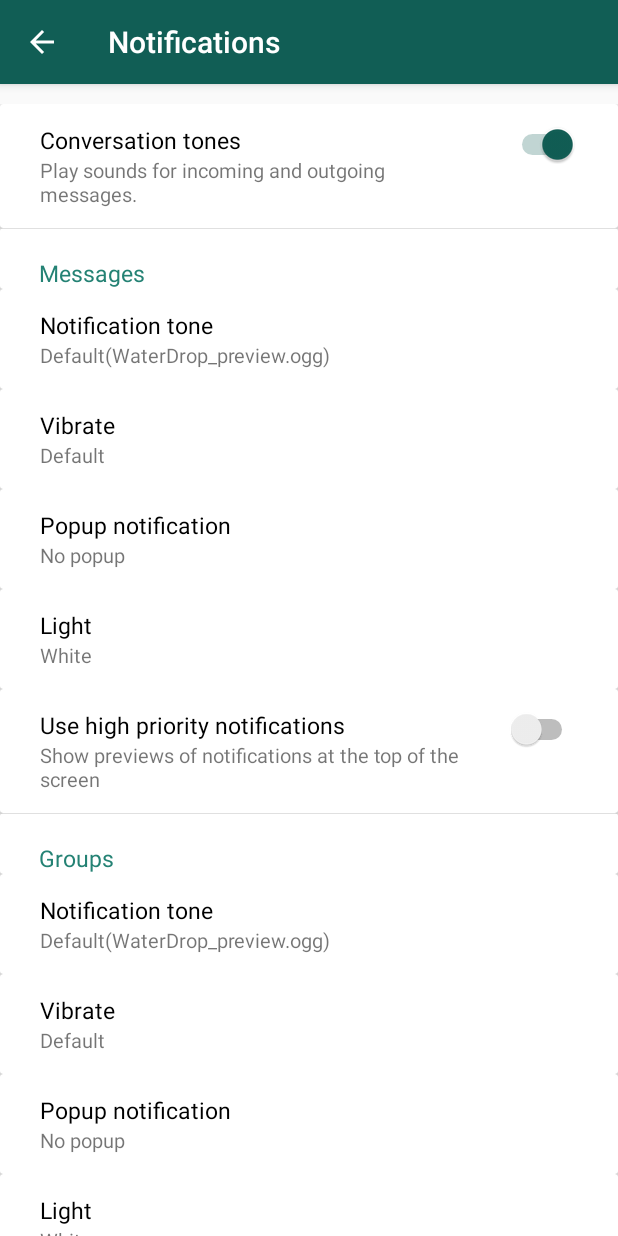
After one commit to dilipmanna/WhatsAppDesign, an Android app: the NotificationsSettingActivity screen opened directly, with no data from a screen before it, on a phone screen of 412 x 824 dp. The commit adds this screen. Run offline under Robolectric (Android 15) with nearby library versions, the phone set to English and light mode, and no system bars; our stand-ins replace sdp/ssp sizes.

Commit message:
Whatsapp notification setting page design

```diff
--- a/app/src/main/java/com/example/whatsapp/activities/SettingActivity.kt
+++ b/app/src/main/java/com/example/whatsapp/activities/SettingActivity.kt
@@ -24,6 +24,11 @@ class SettingActivity : AppCompatActivity() {
             startActivity(settingIntent)
             overridePendingTransition(R.anim.slide_in_right,R.anim.slide_out_left)
         }
+        btn_notification_setting.setOnClickListener {
+            val settingIntent = Intent(this,NotificationsSettingActivity::class.java)
+            startActivity(settingIntent)
+            overridePendingTransition(R.anim.slide_in_right,R.anim.slide_out_left)
+        }
 
     }
 
--- /dev/null
+++ b/app/src/main/java/com/example/whatsapp/adapters/NotificationAdapter.kt
@@ -0,0 +1,83 @@
+package com.example.whatsapp.adapters
+
+import android.view.LayoutInflater
+import android.view.View
+import android.view.ViewGroup
+import android.widget.Button
+import android.widget.Switch
+import android.widget.TextView
+import androidx.recyclerview.widget.RecyclerView
+import com.example.whatsapp.R
+import com.example.whatsapp.models.NotificationSettingModel
+import kotlinx.android.synthetic.main.notification_setting_divider_item.view.*
+import kotlinx.android.synthetic.main.notification_setting_item.view.*
+import kotlinx.android.synthetic.main.notification_setting_item.view.tv_title
+
+class NotificationAdapter():RecyclerView.Adapter<RecyclerView.ViewHolder>() {
+
+    var OnItemClick:((NotificationSettingModel, Int) -> Unit)?=null
+    var mNotificationSettingList:List<NotificationSettingModel> = ArrayList()
+
+    fun setNotificationSettingList(_notificationSettingList:List<NotificationSettingModel>){
+        this.mNotificationSettingList = _notificationSettingList
+        notifyDataSetChanged()
+    }
+    override fun onCreateViewHolder(parent: ViewGroup, viewType: Int): RecyclerView.ViewHolder {
+        if(viewType == 1 )
+        {
+            val view = LayoutInflater.from(parent.context).inflate(R.layout.notification_setting_item,parent,false)
+            return MyViewHolder(view)
+
+        }
+        else
+        {
+            val view = LayoutInflater.from(parent.context).inflate(R.layout.notification_setting_divider_item,parent,false)
+            return MyViewHolderHeader(view)
+        }
+    }
+
+    override fun getItemCount(): Int = mNotificationSettingList.size
+
+    override fun getItemViewType(position: Int): Int {
+        if(position == 1 || position == 7 || position == 13)
+            return 2
+        else
+            return 1
+    }
+    override fun onBindViewHolder(holder: RecyclerView.ViewHolder, position: Int) {
+        if(position == 1 || position == 7  || position == 13 ){
+            val myViewHolder: MyViewHolderHeader = holder as MyViewHolderHeader
+            myViewHolder.tv_title.text = mNotificationSettingList[position].title
+        }
+        else{
+            val myViewHolder: MyViewHolder = holder as MyViewHolder
+            myViewHolder.tv_title.text = mNotificationSettingList[position].title
+            myViewHolder.tv_desc.text = mNotificationSettingList[position].description
+            if(mNotificationSettingList[position].isSwitch){
+                myViewHolder.notification_switch.visibility = View.VISIBLE
+                myViewHolder.notification_switch.isChecked = mNotificationSettingList[position].isSwitchOn
+            }
+            else{
+                myViewHolder.notification_switch.visibility = View.GONE
+            }
+        }
+    }
+
+    inner class MyViewHolder(itemView: View): RecyclerView.ViewHolder(itemView){
+
+        var tv_title: TextView = itemView.tv_title
+        var tv_desc: TextView = itemView.tv_desc
+        var notification_switch: Switch = itemView.notification_switch
+        var btn_notification_setting: Button = itemView.btn_notification_setting
+
+        init {
+            btn_notification_setting.setOnClickListener {
+                OnItemClick?.invoke(mNotificationSettingList[adapterPosition],adapterPosition)
+            }
+        }
+
+    }
+    inner class MyViewHolderHeader(itemView:View): RecyclerView.ViewHolder(itemView) {
+        val tv_title : TextView = itemView.tv_title
+    }
+}
--- /dev/null
+++ b/app/src/main/java/com/example/whatsapp/models/NotificationSettingModel.kt
@@ -0,0 +1,8 @@
+package com.example.whatsapp.models
+
+data class NotificationSettingModel (
+    val title:String,
+    var description:String,
+    val isSwitch:Boolean,
+    val isSwitchOn:Boolean
+)
--- /dev/null
+++ b/app/src/main/java/com/example/whatsapp/utils/ProjectConstant.kt
@@ -0,0 +1,107 @@
+package com.example.whatsapp.utils
+
+import com.example.whatsapp.models.NotificationSettingModel
+
+class ProjectConstant {
+    companion object{
+        var notification_setting_list = listOf<NotificationSettingModel>(
+            NotificationSettingModel(
+                "Conversation tones",
+                 "Play sounds for incoming and outgoing messages.",
+                 true,
+                 true
+            ),
+            NotificationSettingModel(
+                "Messages",
+                "",
+                false,
+                false
+            ),
+            NotificationSettingModel(
+                "Notification tone",
+                "Default(WaterDrop_preview.ogg)",
+                false,
+                false
+            ),
+            NotificationSettingModel(
+                "Vibrate",
+                "Default",
+                false,
+                false
+            ),
+            NotificationSettingModel(
+                "Popup notification",
+                "No popup",
+                false,
+                false
+            ),
+            NotificationSettingModel(
+                "Light",
+                "White",
+                false,
+                false
+            ),
+            NotificationSettingModel(
+                "Use high priority notifications",
+                "Show previews of notifications at the top of the screen",
+                true,
+                false
+            ),
+            NotificationSettingModel(
+                "Groups",
+                "",
+                false,
+                false
+            ),
+            NotificationSettingModel(
+                "Notification tone",
+                "Default(WaterDrop_preview.ogg)",
+                false,
+                false
+            ),
+            NotificationSettingModel(
+                "Vibrate",
+                "Default",
+                false,
+                false
+            ),
+            NotificationSettingModel(
+                "Popup notification",
+                "No popup",
+                false,
+                false
+            ),
+            NotificationSettingModel(
+                "Light",
+                "White",
+                false,
+                false
+            ),
+            NotificationSettingModel(
+                "Use high priority notifications",
+                "Show previews of notifications at the top of the screen",
+                true,
+                true
+            ),
+            NotificationSettingModel(
+                "Calls",
+                "",
+                false,
+                false
+            ),
+            NotificationSettingModel(
+                "Rington",
+                "Default(MiRemix.ogg)",
+                false,
+                false
+            ),
+            NotificationSettingModel(
+                "Vibrate",
+                "Default",
+                false,
+                false
+            )
+
+        )
+    }
+}
--- /dev/null
+++ b/app/src/main/res/layout/activity_notifications_setting.xml
@@ -0,0 +1,13 @@
+<?xml version="1.0" encoding="utf-8"?>
+<LinearLayout xmlns:android="http://schemas.android.com/apk/res/android"
+    xmlns:app="http://schemas.android.com/apk/res-auto"
+    xmlns:tools="http://schemas.android.com/tools"
+    android:layout_width="match_parent"
+    android:layout_height="match_parent"
+    tools:context=".activities.NotificationsSettingActivity">
+    <androidx.recyclerview.widget.RecyclerView
+        android:id="@+id/recyclerView_notification_setting"
+        android:layout_width="match_parent"
+        android:layout_height="wrap_content"
+        android:layout_marginTop="@dimen/_10sdp"/>
+</LinearLayout>
--- /dev/null
+++ b/app/src/main/res/layout/notification_setting_divider_item.xml
@@ -0,0 +1,16 @@
+<?xml version="1.0" encoding="utf-8"?>
+<androidx.cardview.widget.CardView
+    xmlns:android="http://schemas.android.com/apk/res/android"
+    android:layout_width="match_parent"
+    android:layout_height="wrap_content">
+    <View style="@style/Divider"/>
+    <TextView
+        android:id="@+id/tv_title"
+        android:layout_width="match_parent"
+        android:layout_height="wrap_content"
+        android:layout_marginTop="@dimen/_15sdp"
+        android:layout_marginStart="@dimen/_20sdp"
+        android:text="Messages"
+        android:textColor="#248274"
+        android:textSize="@dimen/_12sdp"/>
+</androidx.cardview.widget.CardView>
--- /dev/null
+++ b/app/src/main/res/layout/notification_setting_item.xml
@@ -0,0 +1,49 @@
+<?xml version="1.0" encoding="utf-8"?>
+<androidx.cardview.widget.CardView
+    xmlns:android="http://schemas.android.com/apk/res/android"
+    android:layout_width="match_parent"
+    android:layout_height="wrap_content">
+    <RelativeLayout
+        android:padding="@dimen/_10sdp"
+        android:layout_width="match_parent"
+        android:layout_height="wrap_content">
+        <Switch
+            android:id="@+id/notification_switch"
+            android:layout_width="wrap_content"
+            android:layout_height="wrap_content"
+            android:layout_marginEnd="@dimen/_10sdp"
+            android:layout_alignParentEnd="true"
+            android:layout_alignParentTop="true"
+            android:theme="@style/SCBSwitch"
+            android:checked="true"/>
+        <TextView
+            android:id="@+id/tv_title"
+            android:layout_width="match_parent"
+            android:layout_height="wrap_content"
+            android:layout_marginStart="@dimen/_10sdp"
+            android:layout_marginEnd="@dimen/_20sdp"
+            android:layout_toStartOf="@id/notification_switch"
+            android:text="Media visibility"
+            android:textColor="@color/colorBlack"
+            android:textSize="@dimen/_12sdp"/>
+        <TextView
+            android:id="@+id/tv_desc"
+            android:layout_width="match_parent"
+            android:layout_height="wrap_content"
+            android:layout_marginStart="@dimen/_10sdp"
+            android:layout_marginEnd="@dimen/_20sdp"
+            android:layout_toStartOf="@id/notification_switch"
+            android:layout_below="@id/tv_title"
+            android:text="desc"
+            android:textSize="@dimen/_10sdp"/>
+
+    </RelativeLayout>
+    <Button
+        android:id="@+id/btn_notification_setting"
+        android:layout_width="match_parent"
+        android:layout_height="match_parent"
+        android:background="@color/colorTransparent"
+        android:includeFontPadding="false"
+        android:foreground="?attr/selectableItemBackground"/>
+
+</androidx.cardview.widget.CardView>
--- a/app/src/main/res/values/colors.xml
+++ b/app/src/main/res/values/colors.xml
@@ -2,7 +2,7 @@
 <resources>
     <color name="colorPrimary">#115E55</color>
     <color name="colorPrimaryDark">#0C4A43</color>
-    <color name="colorAccent">#D81B60</color>
+    <color name="colorAccent">#115E55</color>
 
     <color name="colorWhite">#FFFFFF</color>
     <color name="colorWhiteDark">#999999</color>
```
Also changed, not shown: app/src/main/AndroidManifest.xml (+6 -4 lines), app/src/main/java/com/example/whatsapp/activities/ChatsSettingActivity.kt (+55 -2 lines), app/src/main/java/com/example/whatsapp/activities/NotificationsSettingActivity.kt (added, +134 -0 lines).
